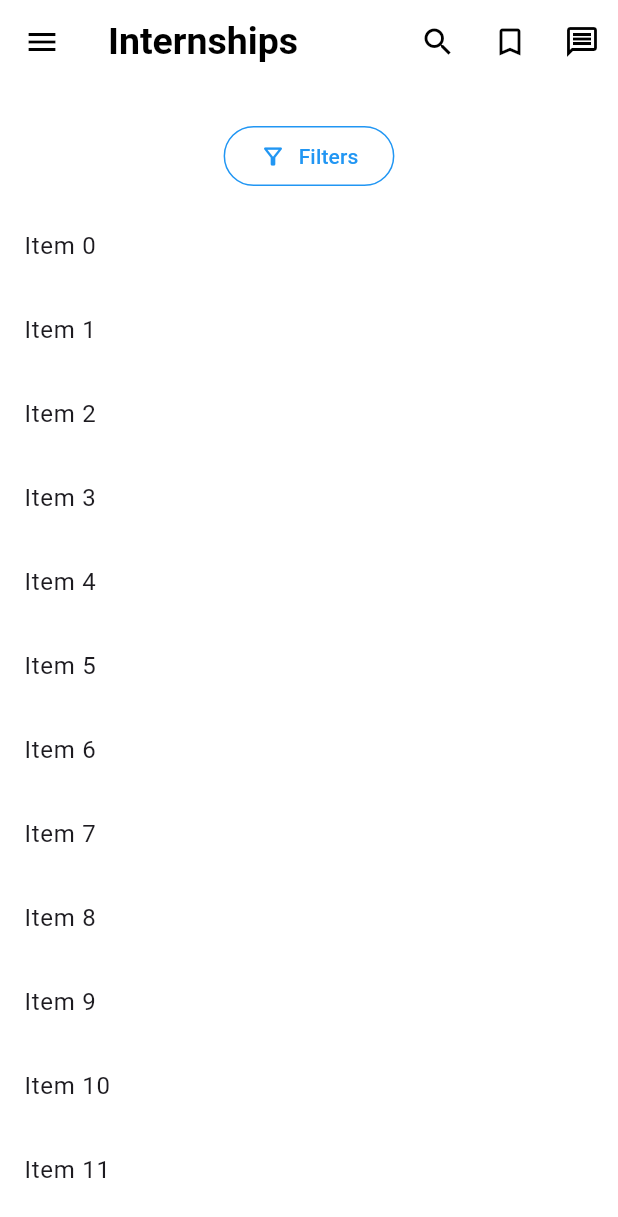
After one commit to niharikar16/Internship-Search, a Flutter app: the MyHomePage screen opened directly, on a phone screen of 412 x 824 dp. The commit adds this screen. Shown: the top 1217 px of the screen. Run offline on Flutter 3.47's test engine with Material 3 defaults, Android fonts, the phone set to English and light mode, and no system bars; network calls fail.

Commit message:
menu bar

```diff
--- /dev/null
+++ b/lib/AppBar/custom_appbar.dart
@@ -0,0 +1,114 @@
+import 'package:flutter/material.dart';
+
+void main() {
+  runApp(MyApp());
+}
+
+class MyApp extends StatelessWidget {
+  @override
+  Widget build(BuildContext context) {
+    return MaterialApp(
+      theme: ThemeData(
+        primaryColor:
+            Colors.white, // Set your primary color (white in this case)
+        scaffoldBackgroundColor: Colors.white, // Set scaffold background color
+        appBarTheme: AppBarTheme(
+          backgroundColor:
+              Colors.white, // Ensure app bar background color is white
+          elevation: 0, // Remove app bar shadow
+        ),
+      ),
+      home: MyHomePage(),
+    );
+  }
+}
+
+class MyHomePage extends StatelessWidget {
+  @override
+  Widget build(BuildContext context) {
+    return Scaffold(
+      appBar: CustomAppBar(), // Use your custom AppBar
+      body: ListView.builder(
+        itemCount: 50,
+        itemBuilder: (context, index) => ListTile(
+          title: Text('Item $index'),
+        ),
+      ),
+    );
+  }
+}
+
+class CustomAppBar extends StatelessWidget implements PreferredSizeWidget {
+  @override
+  Widget build(BuildContext context) {
+    return AppBar(
+      backgroundColor: Colors.white,
+      title: Text(
+        'Internships',
+        style: TextStyle(
+          fontSize: 25,
+          fontWeight: FontWeight.bold,
+          color: Colors.black,
+        ),
+      ),
+      centerTitle: false,
+      leading: IconButton(
+        icon: Icon(Icons.menu, color: Colors.black),
+        onPressed: () {
+          Scaffold.of(context).openDrawer();
+        },
+      ),
+      actions: [
+        IconButton(
+          icon: Icon(Icons.search, color: Colors.black),
+          onPressed: () {
+            // Handle search button press
+          },
+        ),
+        IconButton(
+          icon: Icon(Icons.bookmark_outline, color: Colors.black),
+          onPressed: () {
+            // Handle bookmark button press
+          },
+        ),
+        IconButton(
+          icon: Icon(Icons.message_outlined, color: Colors.black),
+          onPressed: () {
+            // Handle message button press
+          },
+        ),
+      ],
+      bottom: PreferredSize(
+        preferredSize: Size.fromHeight(80.0),
+        child: Padding(
+          padding: const EdgeInsets.all(8.0),
+          child: OutlinedButton(
+            style: OutlinedButton.styleFrom(
+              side: BorderSide(color: Colors.blue),
+            ),
+            onPressed: () {
+              // Handle filter button press
+            },
+            child: Row(
+              mainAxisSize: MainAxisSize.min,
+              children: [
+                Icon(
+                  Icons.filter_alt_outlined,
+                  color: Colors.blue,
+                ),
+                SizedBox(width: 8),
+                Text(
+                  'Filters',
+                  style: TextStyle(color: Colors.blue),
+                ),
+              ],
+            ),
+          ),
+        ),
+      ),
+    );
+  }
+
+  @override
+  Size get preferredSize => Size.fromHeight(kToolbarHeight + 80.0);
+}
--- a/lib/main.dart
+++ b/lib/main.dart
@@ -15,7 +15,7 @@ class MyApp extends StatelessWidget {
         primarySwatch: Colors.blue,
         scaffoldBackgroundColor: Colors.white,
         appBarTheme: AppBarTheme(
-          backgroundColor: Colors.blueAccent,
+          backgroundColor: Colors.white,
           centerTitle: true,
         ),
       ),
```
Also changed, not shown: lib/AppBar/Menu/custom_navbar.dart (added, +173 -0 lines), lib/AppBar/Menu/explore_items.dart (added, +28 -0 lines), lib/AppBar/Menu/header_icons.dart (added, +38 -0 lines), lib/search_page.dart (+35 -45 lines), lib/view_details_page.dart (renamed from lib/view_deatils_page.dart).
